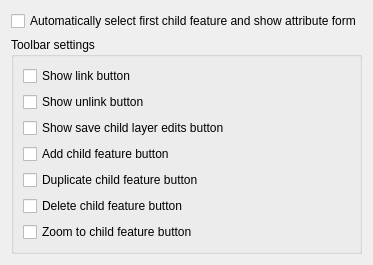
The window that src/ui/qgsrelationeditorconfigwidgetbase.ui (nextgis/nextgisqgis) describes before a commit, drawn with Qt 5.
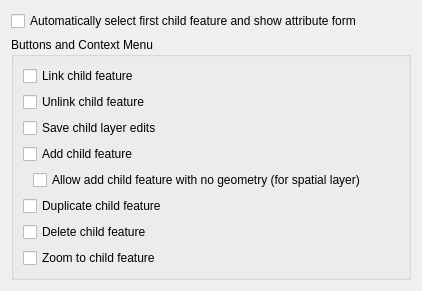
The same window after the commit.

What changed in the file:
```diff
--- a/src/ui/qgsrelationeditorconfigwidgetbase.ui
+++ b/src/ui/qgsrelationeditorconfigwidgetbase.ui
@@ -6,8 +6,8 @@
    <rect>
     <x>0</x>
     <y>0</y>
-    <width>274</width>
-    <height>215</height>
+    <width>422</width>
+    <height>272</height>
    </rect>
   </property>
   <property name="windowTitle">
@@ -33,55 +33,85 @@
         </sizepolicy>
      </property>
      <property name="title">
-        <string>Toolbar settings</string>
+      <string>Buttons and Context Menu</string>
      </property>
      <layout class="QVBoxLayout" name="verticalLayout_2">
       <item>
        <widget class="QCheckBox" name="mRelationShowLinkCheckBox">
         <property name="text">
-         <string>Show link button</string>
+         <string>Link child feature</string>
         </property>
        </widget>
       </item>
       <item>
        <widget class="QCheckBox" name="mRelationShowUnlinkCheckBox">
         <property name="text">
-         <string>Show unlink button</string>
+         <string>Unlink child feature</string>
         </property>
        </widget>
       </item>
       <item>
        <widget class="QCheckBox" name="mRelationShowSaveChildEditsCheckBox">
         <property name="text">
-         <string>Show save child layer edits button</string>
+         <string>Save child layer edits</string>
         </property>
        </widget>
       </item>
       <item>
        <widget class="QCheckBox" name="mRelationShowAddChildCheckBox">
         <property name="text">
-         <string>Add child feature button</string>
+         <string>Add child feature</string>
         </property>
        </widget>
       </item>
+      <item>
+       <layout class="QHBoxLayout" name="horizontalLayout">
+        <item>
+         <spacer name="horizontalSpacer">
+          <property name="orientation">
+           <enum>Qt::Horizontal</enum>
+          </property>
+          <property name="sizeType">
+           <enum>QSizePolicy::Fixed</enum>
+          </property>
+          <property name="sizeHint" stdset="0">
+           <size>
+            <width>10</width>
+            <height>20</height>
+           </size>
+          </property>
+         </spacer>
+        </item>
+        <item>
+         <widget class="QCheckBox" name="mAllowAddChildFeatureWithNoGeometry">
+          <property name="toolTip">
+           <string>&lt;html&gt;&lt;head/&gt;&lt;body&gt;&lt;p&gt;If checked, it is possible to add a feature without geometry to a spatial layer. Two &amp;quot;Add child feature&amp;quot; buttons are showed: with and without geometry.&lt;/p&gt;&lt;/body&gt;&lt;/html&gt;</string>
+          </property>
+          <property name="text">
+           <string>Allow add child feature with no geometry (for spatial layer)</string>
+          </property>
+         </widget>
+        </item>
+       </layout>
+      </item>
       <item>
        <widget class="QCheckBox" name="mRelationShowDuplicateChildFeatureCheckBox">
         <property name="text">
-         <string>Duplicate child feature button</string>
+         <string>Duplicate child feature</string>
         </property>
        </widget>
       </item>
       <item>
        <widget class="QCheckBox" name="mRelationDeleteChildFeatureCheckBox">
         <property name="text">
-         <string>Delete child feature button</string>
+         <string>Delete child feature</string>
         </property>
        </widget>
       </item>
       <item>
        <widget class="QCheckBox" name="mRelationShowZoomToFeatureCheckBox">
         <property name="text">
-         <string>Zoom to child feature button</string>
+         <string>Zoom to child feature</string>
         </property>
        </widget>
       </item>
```
Left out of the diff: 14 changed lines with no effect on the pictures.
